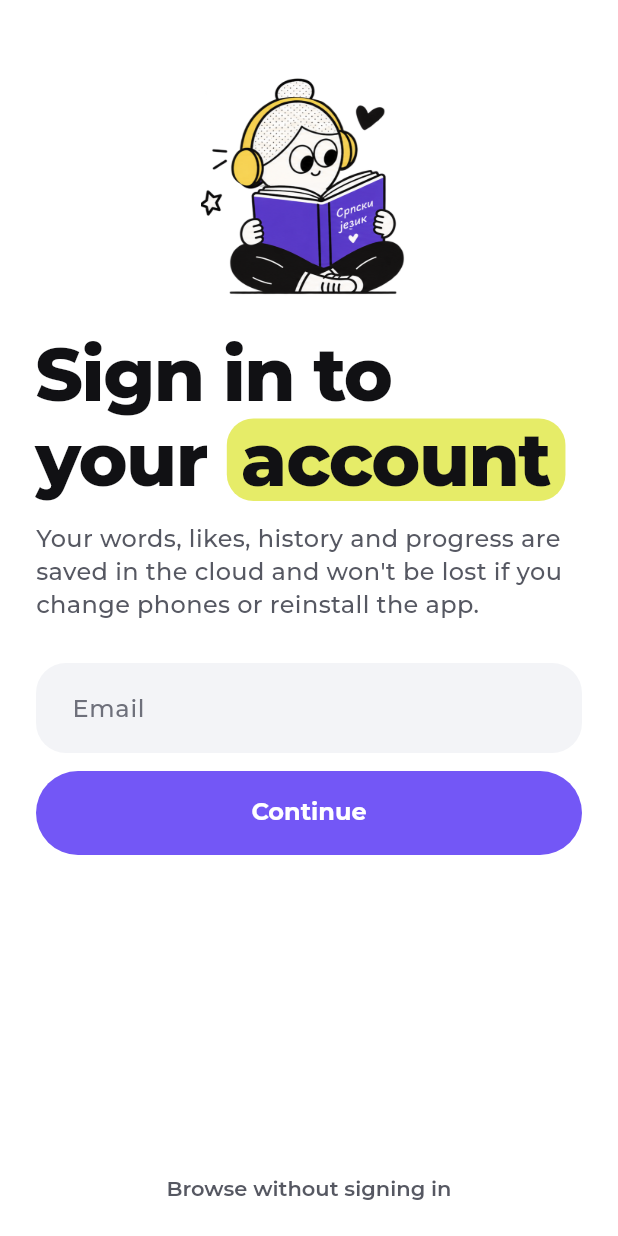
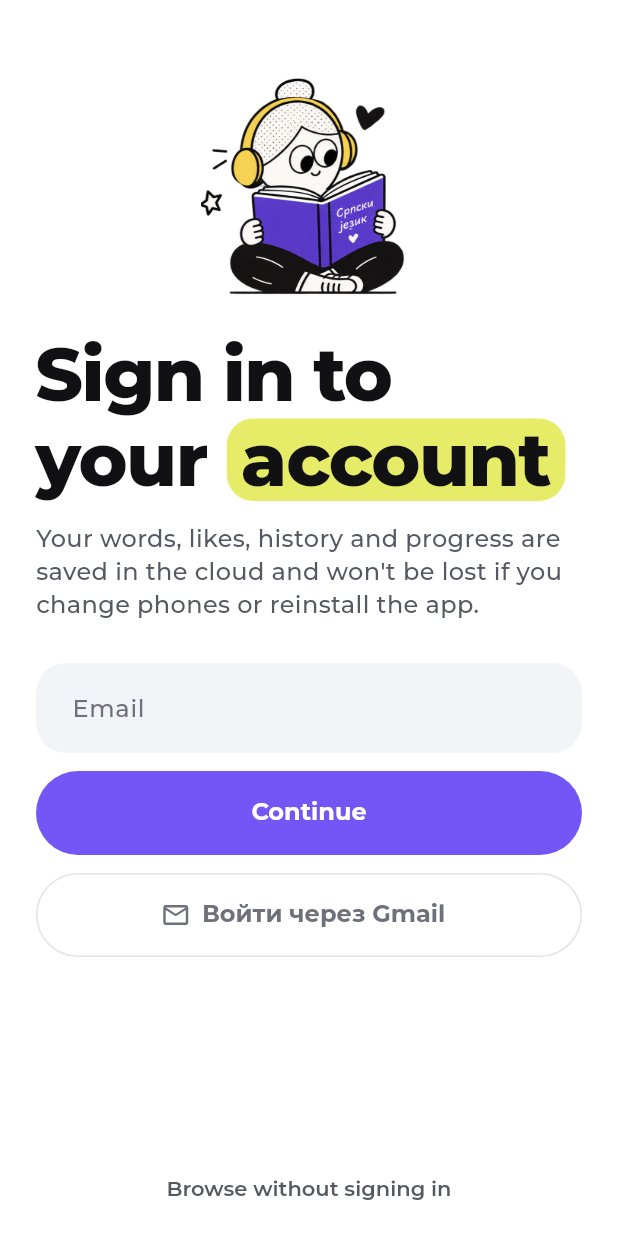
Before and after one commit to lizaportishead/kapirash, a Flutter app: the screen it shows after launch, after a tap on "Skip", on a phone screen of 412 x 824 dp. Run offline on Flutter 3.47's test engine with Material 3 defaults, Android fonts, the phone set to English and light mode, and no system bars; our stand-ins replace audioplayers, shared_preferences, supabase_flutter, web, webview_flutter, youtube_player_iframe; missing offline and left inert: dart:js_interop, dart:ui_web, webview_flutter_wkwebview; accounts and stored records are empty.

Commit message:
Show the onboarding slides beside the sign-in form on desktop
Co-Authored-By: Claude Sonnet 5.5 <noreply@anthropic.com>

```diff
--- a/app/lib/auth_page.dart
+++ b/app/lib/auth_page.dart
@@ -2,6 +2,7 @@ import 'package:flutter/material.dart';
 import 'package:shared_preferences/shared_preferences.dart';
 import 'package:supabase_flutter/supabase_flutter.dart' show AuthException;
 
+import 'onboarding_page.dart' show OnboardingShowcase;
 import 'store.dart';
 import 'supabase_config.dart';
 import 'theme.dart';
@@ -17,7 +18,10 @@ void openAuth(BuildContext context, {bool intro = false}) {
 
 // Вход в два шага: почта, затем ссылка или код из письма.
 class AuthPage extends StatefulWidget {
-  const AuthPage({super.key, this.intro = false});
+  const AuthPage({super.key, this.intro = false, this.start = false});
+
+  /// Стартовый экран веб-версии: не закрывается назад, а завершает онбординг.
+  final bool start;
 
   /// После онбординга: объясняем, зачем входить, и даём уйти без входа.
   final bool intro;
@@ -39,6 +43,9 @@ class _AuthPageState extends State<AuthPage> {
     super.initState();
     store.addListener(_onStore);
     _loadEmail();
+    if (widget.start && store.user != null) {
+      WidgetsBinding.instance.addPostFrameCallback((_) => store.finishOnboarding());
+    }
   }
 
   // Подставляем почту, которую вводили в прошлый раз.
@@ -51,7 +58,8 @@ class _AuthPageState extends State<AuthPage> {
 
   // Вошли — по коду или по ссылке из письма, пока экран был открыт.
   void _onStore() {
-    if (store.user != null && mounted) Navigator.pop(context);
+    if (store.user == null || !mounted) return;
+    widget.start ? store.finishOnboarding() : Navigator.pop(context);
   }
 
   @override
@@ -123,20 +131,38 @@ class _AuthPageState extends State<AuthPage> {
 
   @override
   Widget build(BuildContext context) {
+    final wide = MediaQuery.sizeOf(context).width >= 1100;
+    final form = _form(wide);
     return Scaffold(
       body: SafeArea(
-        child: Center(
+        child: wide
+            ? Row(
+                children: [
+                  Expanded(flex: 2, child: form),
+                  Expanded(child: OnboardingShowcase()),
+                ],
+              )
+            : form,
+      ),
+    );
+  }
+
+  Widget _form(bool wide) {
+    return Center(
       child: ConstrainedBox(
         constraints: BoxConstraints(maxWidth: 480),
         child: Column(
           children: [
             Expanded(
+              child: Align(
+                alignment: wide ? Alignment.center : Alignment.topCenter,
                 child: ListView(
+                  shrinkWrap: true,
                   keyboardDismissBehavior: ScrollViewKeyboardDismissBehavior.onDrag,
                   padding: EdgeInsets.fromLTRB(24, 0, 24, 24),
                   children: [
                     if (widget.intro)
-                        SizedBox(height: 48)
+                      SizedBox(height: wide ? 0 : 48)
                     else
                       Align(
                         alignment: Alignment.centerLeft,
@@ -149,10 +175,14 @@ class _AuthPageState extends State<AuthPage> {
                           ),
                         ),
                       ),
+                    if (!wide) ...[
                       ExcludeSemantics(child: Image.asset('assets/ill_my_videos.png', height: 150)),
                       SizedBox(height: 24),
+                    ],
                     Headline(
-                        _sentTo == null ? ui('Войди в\u00A0*аккаунт*') : (kEmailCode ? ui('Введи *код*') : ui('Проверь *почту*')),
+                      _sentTo == null
+                          ? ui('Войди в\u00A0*аккаунт*')
+                          : (kEmailCode ? ui('Введи *код*') : ui('Проверь *почту*')),
                       color: cText,
                       mark: cAccent,
                     ),
@@ -166,7 +196,9 @@ class _AuthPageState extends State<AuthPage> {
                               )
                             : (kEmailCode
                                   ? ui('Отправили код на {0}. Письмо может идти пару минут.', [_sentTo!])
-                                    : ui('Отправили ссылку на {0}. Открой её на этом телефоне — и ты войдёшь.', [_sentTo!])),
+                                  : ui('Отправили ссылку на {0}. Открой её на этом телефоне — и ты войдёшь.', [
+                                      _sentTo!,
+                                    ])),
                         style: TextStyle(fontSize: 16, fontWeight: FontWeight.w500, height: 1.4, color: cMuted),
                       ),
                     ],
@@ -198,6 +230,22 @@ class _AuthPageState extends State<AuthPage> {
                       ),
                       SizedBox(height: 12),
                       BigButton(ui('Продолжить'), onTap: _busy ? null : _sendCode),
+                      SizedBox(height: 12),
+                      // Заглушка: вход через Google пока не подключён.
+                      SizedBox(
+                        height: 56,
+                        child: OutlinedButton.icon(
+                          onPressed: null,
+                          icon: Icon(Icons.mail_outline, size: 20),
+                          label: Text(ui('Войти через Gmail')),
+                          style: OutlinedButton.styleFrom(
+                            disabledForegroundColor: cFaint,
+                            side: BorderSide(color: cLine),
+                            shape: StadiumBorder(),
+                            textStyle: TextStyle(fontFamily: kFont, fontSize: 16, fontWeight: FontWeight.w700),
+                          ),
+                        ),
+                      ),
                     ] else ...[
                       if (kEmailCode) ...[
                         TextField(
@@ -241,6 +289,7 @@ class _AuthPageState extends State<AuthPage> {
                   ],
                 ),
               ),
+            ),
             if (widget.intro)
               Padding(
                 padding: EdgeInsets.only(bottom: 8),
@@ -248,7 +297,7 @@ class _AuthPageState extends State<AuthPage> {
                   // С лендинга выйти без входа можно только отсюда, поэтому заодно закрываем онбординг.
                   onPressed: () {
                     store.finishOnboarding();
-                        Navigator.pop(context);
+                    if (!widget.start) Navigator.pop(context);
                   },
                   style: TextButton.styleFrom(
                     foregroundColor: cMuted,
@@ -260,8 +309,6 @@ class _AuthPageState extends State<AuthPage> {
           ],
         ),
       ),
-        ),
-      ),
     );
   }
 }
--- a/app/lib/theme.dart
+++ b/app/lib/theme.dart
@@ -121,9 +121,17 @@ class BigButton extends StatelessWidget {
 
 /// Крупный заголовок; слова между звёздочками подсвечены плашкой.
 class Headline extends StatelessWidget {
-  const Headline(this.text, {super.key, required this.color, required this.mark, this.onMark = cInk});
+  const Headline(
+    this.text, {
+    super.key,
+    required this.color,
+    required this.mark,
+    this.onMark = cInk,
+    this.maxSize = 60,
+  });
   final String text;
   final Color color, mark, onMark;
+  final double maxSize;
 
   @override
   Widget build(BuildContext context) {
@@ -133,7 +141,7 @@ class Headline extends StatelessWidget {
       child: ExcludeSemantics(
         child: LayoutBuilder(
           builder: (_, box) {
-            final size = (box.maxWidth / 7.4).clamp(28.0, 60.0);
+            final size = (box.maxWidth / 7.4).clamp(28.0, maxSize);
             final style = TextStyle(
               fontSize: size,
               fontWeight: FontWeight.w800,
```
Also changed, not shown: app/lib/onboarding_page.dart (+99 -2 lines). Lines whose indentation alone changed are shown as unchanged.
